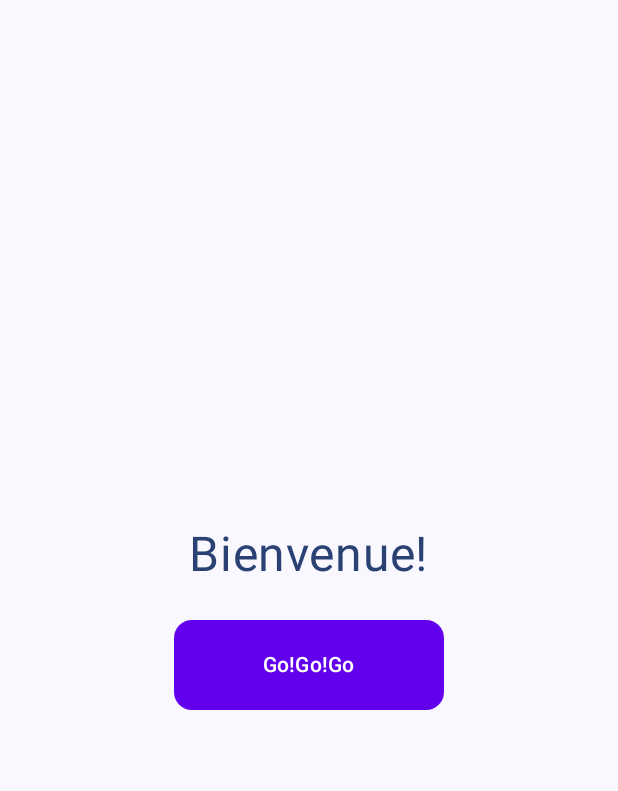
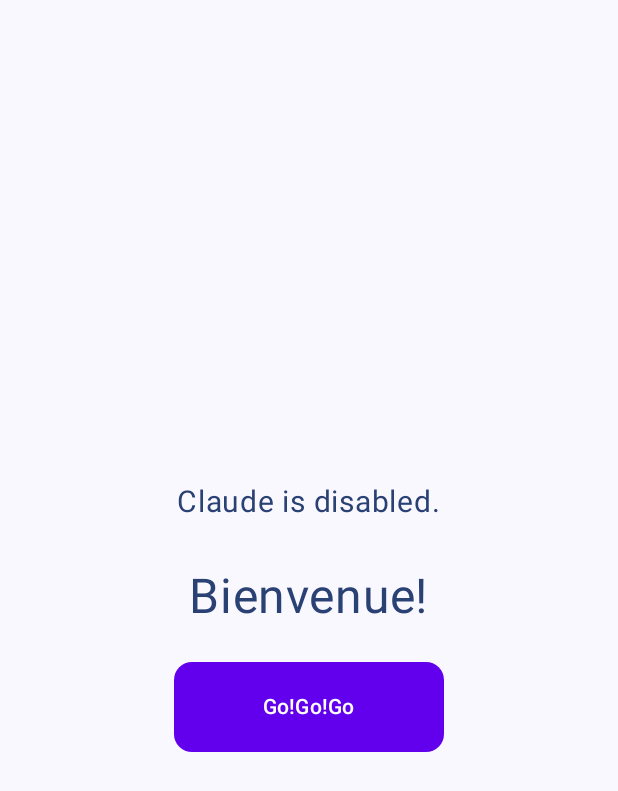
Before and after one commit to leojet02/CCM_IOS_2025, an Android app built with Jetpack Compose: the MainScreen screen opened through its navigation route, on a phone screen of 412 x 824 dp. Shown: the top 791 px of the screen. Run offline under Robolectric (Android 15) with nearby library versions, the phone set to English and light mode, and no system bars; 2 statements that could not run were skipped.

Commit message:
cours du 11_12_2025

```diff
--- a/app/build.gradle.kts
+++ b/app/build.gradle.kts
@@ -4,6 +4,7 @@ plugins {
     alias(libs.plugins.kotlin.compose)
     alias(libs.plugins.kotlin.serialization)
     alias(libs.plugins.ksp)
+    alias(libs.plugins.google.services)
 }
 
 android {
@@ -44,6 +45,9 @@ android {
 }
 
 dependencies {
+    implementation(libs.firebase.config)
+    implementation(platform(libs.firebase.bom))
+    implementation(libs.firebase.messaging)
     implementation(libs.androidx.core.ktx)
     implementation(libs.androidx.lifecycle.runtime.ktx)
     implementation(libs.androidx.activity.compose)
@@ -54,6 +58,7 @@ dependencies {
     implementation(libs.androidx.compose.material3)
     implementation(libs.androidx.ui)
     implementation(libs.androidx.compose.ui.text)
+    implementation(libs.firebase.crashlytics.buildtools)
     testImplementation(libs.junit)
     androidTestImplementation(libs.androidx.junit)
     androidTestImplementation(libs.androidx.espresso.core)
--- a/app/src/main/java/com/example/ccm_ios_2025/architecture/CustomApplication.kt
+++ b/app/src/main/java/com/example/ccm_ios_2025/architecture/CustomApplication.kt
@@ -3,6 +3,7 @@ package com.example.ccm_ios_2025.architecture
 import android.app.Application
 import androidx.room.Room
 import com.example.ccm_ios_2025.data.local.CustomRoomDatabase
+import com.example.ccm_ios_2025.firebase.RemoteConfigManager
 
 
 class CustomApplication : Application() {
@@ -26,5 +27,6 @@ class CustomApplication : Application() {
     override fun onCreate() {
         super.onCreate()
         instance = this
+        RemoteConfigManager.init()
     }
 }
--- a/app/src/main/java/com/example/ccm_ios_2025/ui/screen/MainScreen.kt
+++ b/app/src/main/java/com/example/ccm_ios_2025/ui/screen/MainScreen.kt
@@ -17,6 +17,7 @@ import androidx.compose.ui.graphics.Color
 import androidx.compose.ui.graphics.graphicsLayer
 import androidx.compose.ui.unit.dp
 import androidx.compose.ui.unit.sp
+import com.example.ccm_ios_2025.firebase.RemoteConfigManager
 import kotlinx.coroutines.delay
 import kotlinx.coroutines.launch
 
@@ -24,6 +25,16 @@ import kotlinx.coroutines.launch
 fun MainScreen(onButtonClick: () -> Unit) {
     val scope = rememberCoroutineScope()
     var clicked by remember { mutableStateOf(false) }
+
+    var claudeValue by remember { mutableStateOf(RemoteConfigManager.getClaudeValue()) }
+
+    LaunchedEffect(Unit) {
+        RemoteConfigManager.fetchAndActivate { isSuccess ->
+            if (isSuccess) {
+                claudeValue = RemoteConfigManager.getClaudeValue()
+            }
+        }
+    }
 
     Scaffold { innerPadding ->
         Column(
@@ -33,6 +44,15 @@ fun MainScreen(onButtonClick: () -> Unit) {
             horizontalAlignment = Alignment.CenterHorizontally,
             verticalArrangement = Arrangement.Center
         ) {
+
+            // --- Texte Remote Config ---
+            Text(
+                text = if (claudeValue) "Claude is enabled!" else "Claude is disabled.",
+                fontSize = 20.sp,
+                color = MaterialTheme.colorScheme.primary
+            )
+
+            Spacer(modifier = Modifier.height(32.dp))
             Text(
                 text = "Bienvenue!", fontSize = 32.sp, color = MaterialTheme.colorScheme.primary
             )
--- /dev/null
+++ b/app/src/main/res/xml/remote_config_defaults.xml
@@ -0,0 +1,7 @@
+<?xml version="1.0" encoding="utf-8"?>
+<defaultsMap>
+    <entry>
+        <key>claude</key>
+        <value>false</value>
+    </entry>
+</defaultsMap>
--- a/build.gradle.kts
+++ b/build.gradle.kts
@@ -3,4 +3,5 @@ plugins {
     alias(libs.plugins.android.application) apply false
     alias(libs.plugins.kotlin.android) apply false
     alias(libs.plugins.kotlin.compose) apply false
+    alias(libs.plugins.google.services) apply false
 }
```
Also changed, not shown: app/src/main/AndroidManifest.xml (+8 -0 lines), app/src/main/java/com/example/ccm_ios_2025/firebase/RemoteConfigManager.kt (added, +35 -0 lines), app/src/main/java/com/example/ccm_ios_2025/firebase/data/MyFirebaseMessagingService.kt (added, +77 -0 lines), gradle/libs.versions.toml (+8 -0 lines), 1 other file.
